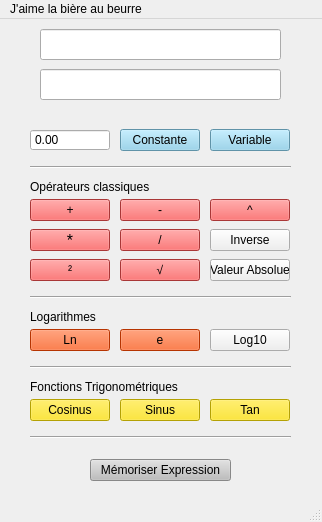
First picture: the form in saisieexpressionIHM.ui, repository obalise/ExpressionProject, before the edit.
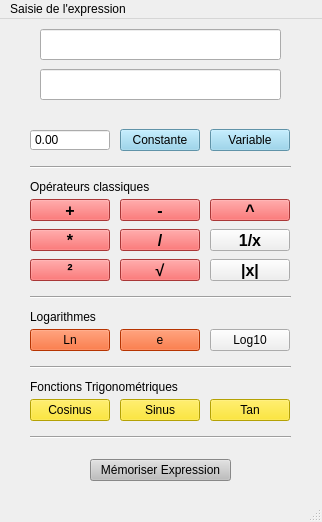
Second picture: the form after the edit. Icons and pictures are not drawn.

Diff of the .ui file:
```diff
--- a/saisieexpressionIHM.ui
+++ b/saisieexpressionIHM.ui
@@ -94,7 +94,14 @@
      </rect>
     </property>
     <property name="font">
-     <font/>
+     <font>
+      <pointsize>12</pointsize>
+      <weight>75</weight>
+      <bold>true</bold>
+     </font>
+    </property>
+    <property name="cursor">
+     <cursorShape>PointingHandCursor</cursorShape>
     </property>
     <property name="styleSheet">
      <string notr="true">QPushButton{
@@ -123,7 +130,14 @@
      </rect>
     </property>
     <property name="font">
-     <font/>
+     <font>
+      <pointsize>12</pointsize>
+      <weight>75</weight>
+      <bold>true</bold>
+     </font>
+    </property>
+    <property name="cursor">
+     <cursorShape>PointingHandCursor</cursorShape>
     </property>
     <property name="styleSheet">
      <string notr="true">QPushButton{
@@ -154,8 +168,8 @@
     <property name="font">
      <font>
       <pointsize>12</pointsize>
-      <weight>50</weight>
-      <bold>false</bold>
+      <weight>75</weight>
+      <bold>true</bold>
      </font>
     </property>
     <property name="styleSheet">
@@ -185,7 +199,14 @@
      </rect>
     </property>
     <property name="font">
-     <font/>
+     <font>
+      <pointsize>12</pointsize>
+      <weight>75</weight>
+      <bold>true</bold>
+     </font>
+    </property>
+    <property name="cursor">
+     <cursorShape>PointingHandCursor</cursorShape>
     </property>
     <property name="styleSheet">
      <string notr="true">QPushButton{
@@ -213,8 +234,18 @@
       <height>22</height>
      </rect>
     </property>
+    <property name="font">
+     <font>
+      <pointsize>12</pointsize>
+      <weight>75</weight>
+      <bold>true</bold>
+     </font>
+    </property>
+    <property name="cursor">
+     <cursorShape>PointingHandCursor</cursorShape>
+    </property>
     <property name="text">
-     <string>Valeur Absolue</string>
+     <string>|x|</string>
     </property>
    </widget>
    <widget class="QDoubleSpinBox" name="SpinBox_Constante">
@@ -293,7 +324,14 @@
      </rect>
     </property>
     <property name="font">
-     <font/>
+     <font>
+      <pointsize>12</pointsize>
+      <weight>75</weight>
+      <bold>true</bold>
+     </font>
+    </property>
+    <property name="cursor">
+     <cursorShape>PointingHandCursor</cursorShape>
     </property>
     <property name="styleSheet">
      <string notr="true">QPushButton{
@@ -321,8 +359,18 @@
       <height>22</height>
      </rect>
     </property>
+    <property name="font">
+     <font>
+      <pointsize>12</pointsize>
+      <weight>75</weight>
+      <bold>true</bold>
+     </font>
+    </property>
+    <property name="cursor">
+     <cursorShape>PointingHandCursor</cursorShape>
+    </property>
     <property name="text">
-     <string>Inverse</string>
+     <string>1/x</string>
     </property>
    </widget>
    <widget class="QPushButton" name="Bouton_Carre">
@@ -335,7 +383,14 @@
      </rect>
     </property>
     <property name="font">
-     <font/>
+     <font>
+      <pointsize>12</pointsize>
+      <weight>75</weight>
+      <bold>true</bold>
+     </font>
+    </property>
+    <property name="cursor">
+     <cursorShape>PointingHandCursor</cursorShape>
     </property>
     <property name="styleSheet">
      <string notr="true">QPushButton{
@@ -520,7 +575,14 @@
      </rect>
     </property>
     <property name="font">
-     <font/>
+     <font>
+      <pointsize>12</pointsize>
+      <weight>75</weight>
+      <bold>true</bold>
+     </font>
+    </property>
+    <property name="cursor">
+     <cursorShape>PointingHandCursor</cursorShape>
     </property>
     <property name="styleSheet">
      <string notr="true">QPushButton{
@@ -655,7 +717,7 @@
    </property>
    <widget class="QMenu" name="menuJ_aime_la_bi_re_au_beurre">
     <property name="title">
-     <string>J'aime la bière au beurre</string>
+     <string>Saisie de l'expression</string>
     </property>
    </widget>
    <addaction name="menuJ_aime_la_bi_re_au_beurre"/>
```
Left out of the diff: 43 changed lines with no effect on the pictures.
